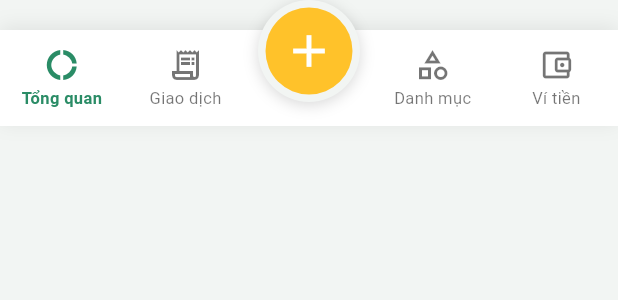
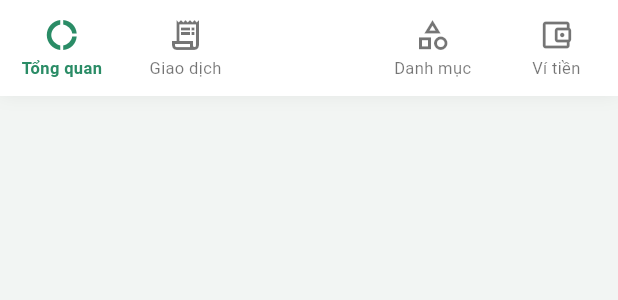
Before and after one commit to faa26dinhtuan/money_manager_app, a Flutter app: the CustomBottomNav widget shown alone on an empty page, opened directly with empty values, on a phone screen of 412 x 824 dp. Shown: the top 300 px of the screen. Run offline on Flutter 3.47's test engine with Material 3 defaults, Android fonts, the phone set to English and light mode, and no system bars; our stand-ins replace shared_preferences; accounts and stored records are empty.

Commit message:
fix: make add button only on its own circle

```diff
--- a/lib/core/widgets/custom_bottom_nav.dart
+++ b/lib/core/widgets/custom_bottom_nav.dart
@@ -7,30 +7,20 @@ class CustomBottomNav extends StatelessWidget {
     super.key,
     required this.currentIndex,
     required this.onTap,
-    required this.onAdd,
   });
 
-  static const double _barHeight = 64;
-  static const double _buttonSize = 68;
-  static const double _protrusion = 20;
+  static const double barHeight = 64;
+  static const double buttonSize = 68;
+  static const double protrusion = 20;
 
   final int currentIndex;
   final ValueChanged<int> onTap;
-  final VoidCallback onAdd;
 
   @override
   Widget build(BuildContext context) {
     final bottomInset = MediaQuery.of(context).padding.bottom;
-    return SizedBox(
-      height: _barHeight + _protrusion + bottomInset,
-      child: Stack(
-        children: [
-          Positioned(
-            left: 0,
-            right: 0,
-            bottom: 0,
-            height: _barHeight + bottomInset,
-            child: Container(
+    return Container(
+      height: barHeight + bottomInset,
       padding: EdgeInsets.only(bottom: bottomInset),
       decoration: BoxDecoration(
         color: Colors.white,
@@ -53,14 +43,6 @@ class CustomBottomNav extends StatelessWidget {
               AppConstants.tabCategories),
           _item(3, Icons.account_balance_wallet_outlined,
               Icons.account_balance_wallet, AppConstants.tabWallet),
-                ],
-              ),
-            ),
-          ),
-          Align(
-            alignment: Alignment.topCenter,
-            child: _AddButton(size: _buttonSize, onPressed: onAdd),
-          ),
         ],
       ),
     );
@@ -94,17 +76,16 @@ class CustomBottomNav extends StatelessWidget {
   }
 }
 
-class _AddButton extends StatelessWidget {
-  const _AddButton({required this.size, required this.onPressed});
+class AddNavButton extends StatelessWidget {
+  const AddNavButton({super.key, required this.onPressed});
 
-  final double size;
   final VoidCallback onPressed;
 
   @override
   Widget build(BuildContext context) {
     return Container(
-      width: size,
-      height: size,
+      width: CustomBottomNav.buttonSize,
+      height: CustomBottomNav.buttonSize,
       padding: const EdgeInsets.all(5),
       decoration: BoxDecoration(
         color: AppTheme.background,
@@ -129,3 +110,19 @@ class _AddButton extends StatelessWidget {
     );
   }
 }
+
+class AddNavButtonLocation extends FloatingActionButtonLocation {
+  const AddNavButtonLocation();
+
+  @override
+  Offset getOffset(ScaffoldPrelayoutGeometry geometry) {
+    final x =
+        (geometry.scaffoldSize.width - geometry.floatingActionButtonSize.width) /
+        2;
+    final navTop =
+        geometry.scaffoldSize.height -
+        CustomBottomNav.barHeight -
+        geometry.minViewPadding.bottom;
+    return Offset(x, navTop - CustomBottomNav.protrusion);
+  }
+}
```
Also changed, not shown: lib/app.dart (+6 -3 lines). Lines whose indentation alone changed are shown as unchanged.
